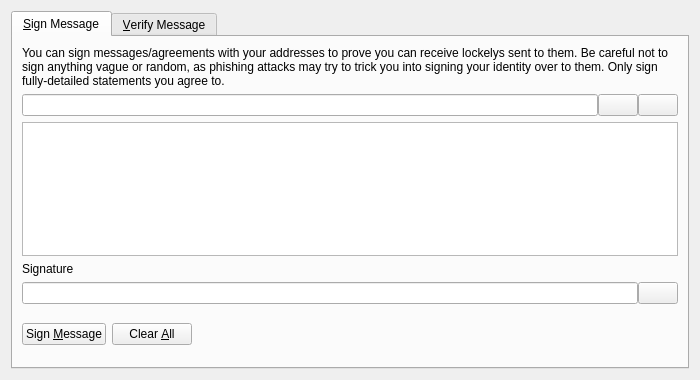
This is src/qt/forms/signverifymessagedialog.ui in minblock/lockely as Qt 5 draws it before an edit. The edited form follows.
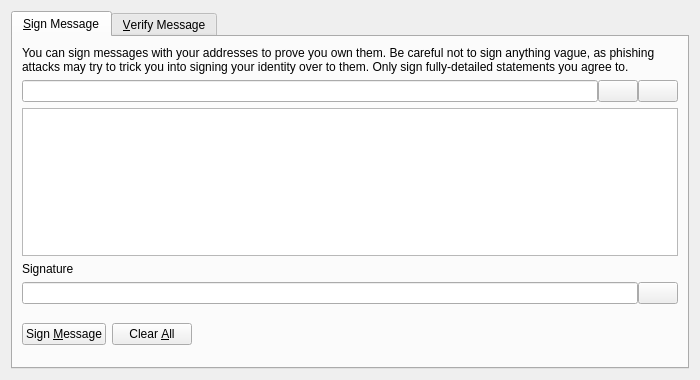
This is the edited form. Icons and pictures are not drawn. Custom widgets are drawn as their Qt base class.

```diff
--- a/src/qt/forms/signverifymessagedialog.ui
+++ b/src/qt/forms/signverifymessagedialog.ui
@@ -30,7 +30,7 @@
        <item>
         <widget class="QLabel" name="infoLabel_SM">
          <property name="text">
-          <string>You can sign messages/agreements with your addresses to prove you can receive lockelys sent to them. Be careful not to sign anything vague or random, as phishing attacks may try to trick you into signing your identity over to them. Only sign fully-detailed statements you agree to.</string>
+          <string>You can sign messages with your addresses to prove you own them. Be careful not to sign anything vague, as phishing attacks may try to trick you into signing your identity over to them. Only sign fully-detailed statements you agree to.</string>
          </property>
          <property name="textFormat">
           <enum>Qt::PlainText</enum>
```
Left out of the diff: 10 changed lines with no effect on the pictures.
